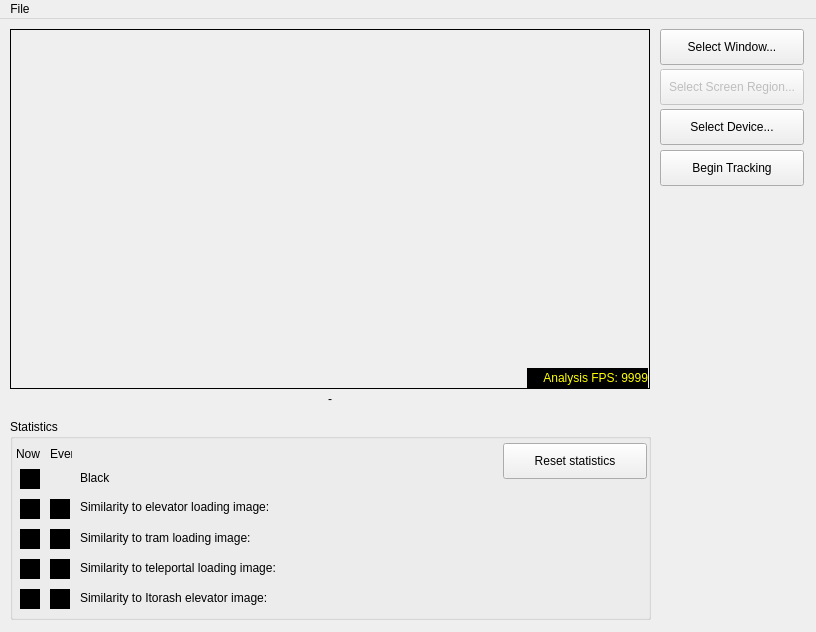
Above: res/design.ui from goth-uhaul/zdcurtain before the change. Below: the same form after it.
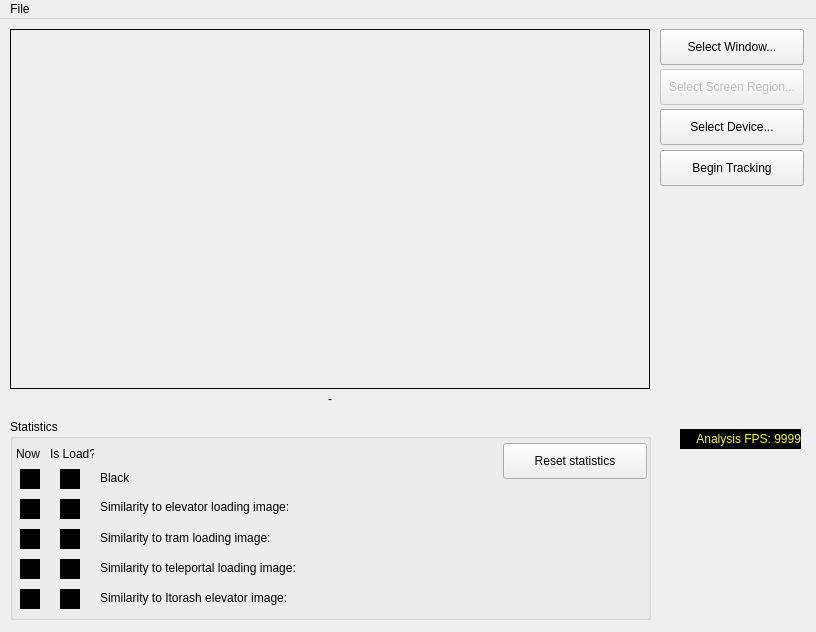
That is the form after the change.

Commit message: confidence plateau logic, histogram value equalization, ZDImage class

```diff
--- a/res/design.ui
+++ b/res/design.ui
@@ -142,9 +142,9 @@
     <widget class="QLabel" name="image_black_label">
      <property name="geometry">
       <rect>
-       <x>70</x>
+       <x>90</x>
        <y>52</y>
-       <width>411</width>
+       <width>391</width>
        <height>20</height>
       </rect>
      </property>
@@ -158,9 +158,9 @@
     <widget class="QLabel" name="similarity_to_elevator_label">
      <property name="geometry">
       <rect>
-       <x>70</x>
+       <x>90</x>
        <y>81</y>
-       <width>411</width>
+       <width>391</width>
        <height>20</height>
       </rect>
      </property>
@@ -174,9 +174,9 @@
     <widget class="QLabel" name="similarity_to_tram_label">
      <property name="geometry">
       <rect>
-       <x>70</x>
+       <x>90</x>
        <y>112</y>
-       <width>411</width>
+       <width>391</width>
        <height>20</height>
       </rect>
      </property>
@@ -190,9 +190,9 @@
     <widget class="QLabel" name="similarity_to_teleportal_label">
      <property name="geometry">
       <rect>
-       <x>70</x>
+       <x>90</x>
        <y>142</y>
-       <width>411</width>
+       <width>391</width>
        <height>20</height>
       </rect>
      </property>
@@ -206,9 +206,9 @@
     <widget class="QLabel" name="similarity_to_egg_label">
      <property name="geometry">
       <rect>
-       <x>70</x>
+       <x>90</x>
        <y>172</y>
-       <width>411</width>
+       <width>391</width>
        <height>20</height>
       </rect>
      </property>
@@ -503,7 +503,7 @@
     <widget class="QLabel" name="elevator_indicator_ever_label">
      <property name="geometry">
       <rect>
-       <x>40</x>
+       <x>50</x>
        <y>80</y>
        <width>20</width>
        <height>20</height>
@@ -566,23 +566,10 @@
       <string>Now</string>
      </property>
     </widget>
-    <widget class="QLabel" name="label_2">
-     <property name="geometry">
-      <rect>
-       <x>40</x>
-       <y>27</y>
-       <width>22</width>
-       <height>16</height>
-      </rect>
-     </property>
-     <property name="text">
-      <string>Ever</string>
-     </property>
-    </widget>
     <widget class="QLabel" name="tram_indicator_ever_label">
      <property name="geometry">
       <rect>
-       <x>40</x>
+       <x>50</x>
        <y>110</y>
        <width>20</width>
        <height>20</height>
@@ -635,7 +622,7 @@
     <widget class="QLabel" name="teleportal_indicator_ever_label">
      <property name="geometry">
       <rect>
-       <x>40</x>
+       <x>50</x>
        <y>140</y>
        <width>20</width>
        <height>20</height>
@@ -688,8 +675,74 @@
     <widget class="QLabel" name="egg_indicator_ever_label">
      <property name="geometry">
       <rect>
-       <x>40</x>
+       <x>50</x>
        <y>170</y>
+       <width>20</width>
+       <height>20</height>
+      </rect>
+     </property>
+     <property name="palette">
+      <palette>
+       <active>
+        <colorrole role="Window">
+         <brush brushstyle="SolidPattern">
+          <color alpha="255">
+           <red>0</red>
+           <green>0</green>
+           <blue>0</blue>
+          </color>
+         </brush>
+        </colorrole>
+       </active>
+       <inactive>
+        <colorrole role="Window">
+         <brush brushstyle="SolidPattern">
+          <color alpha="255">
+           <red>0</red>
+           <green>0</green>
+           <blue>0</blue>
+          </color>
+         </brush>
+        </colorrole>
+       </inactive>
+       <disabled>
+        <colorrole role="Window">
+         <brush brushstyle="SolidPattern">
+          <color alpha="255">
+           <red>0</red>
+           <green>0</green>
+           <blue>0</blue>
+          </color>
+         </brush>
+        </colorrole>
+       </disabled>
+      </palette>
+     </property>
+     <property name="autoFillBackground">
+      <bool>true</bool>
+     </property>
+     <property name="text">
+      <string/>
+     </property>
+    </widget>
+    <widget class="QLabel" name="label_3">
+     <property name="geometry">
+      <rect>
+       <x>40</x>
+       <y>27</y>
+       <width>44</width>
+       <height>16</height>
+      </rect>
+     </property>
+     <property name="text">
+      <string>Is Load?</string>
+     </property>
+    </widget>
+    <widget class="QLabel" name="black_load_indicator_label">
+     <property name="geometry">
+      <rect>
+       <x>50</x>
+       <y>50</y>
        <width>20</width>
        <height>20</height>
       </rect>
@@ -756,10 +809,13 @@
     </property>
    </widget>
    <widget class="QLabel" name="analysis_fps_label">
+    <property name="enabled">
+     <bool>true</bool>
+    </property>
     <property name="geometry">
      <rect>
-      <x>527</x>
-      <y>349</y>
+      <x>680</x>
+      <y>410</y>
       <width>121</width>
       <height>20</height>
      </rect>
```
The commit also changes 8 other files.
